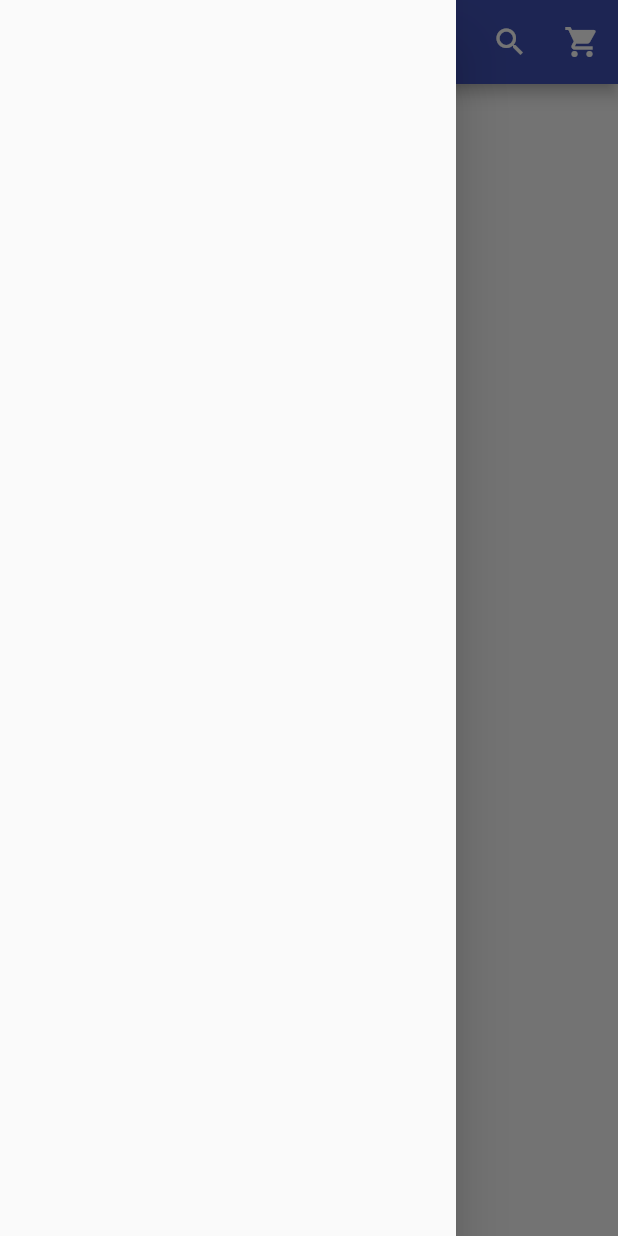
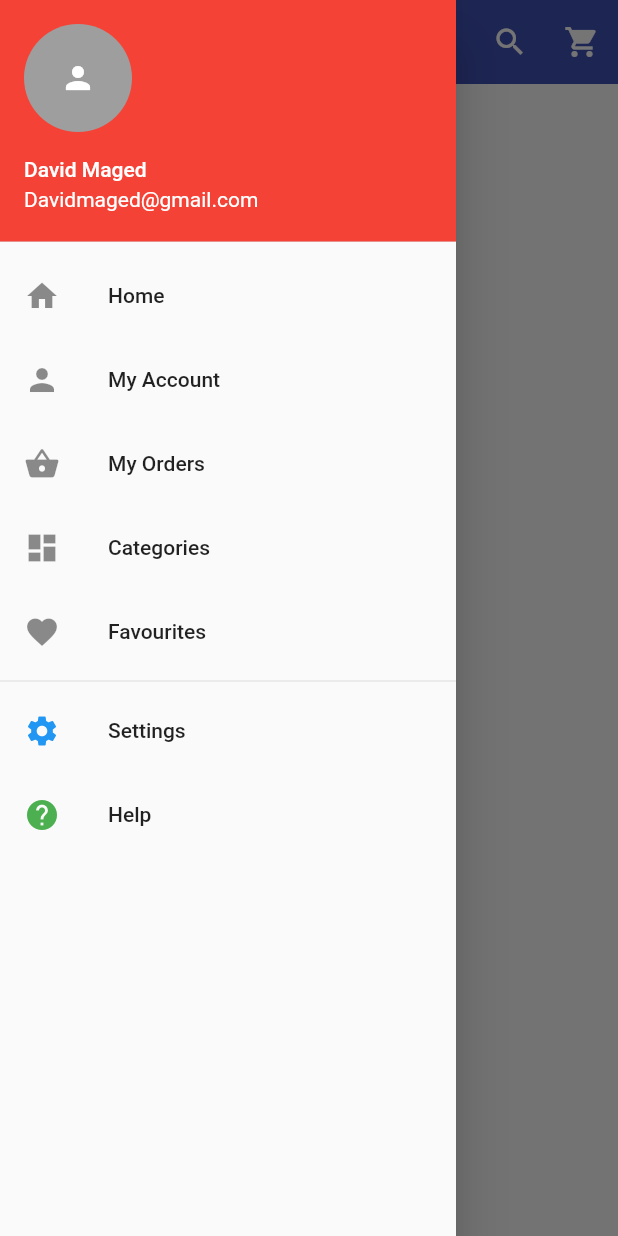
Before and after one commit to DavidMaged171/Gamni-E-commerce-App, a Flutter app: the screen it shows after launch, with the side drawer open, on a phone screen of 412 x 824 dp. Run offline on Flutter 3.47's test engine with Material 2 defaults, Android fonts, the phone set to English and light mode, and no system bars.

Commit message:
Added Drawer

```diff
--- /dev/null
+++ b/lib/customWidget/GamniDrawer.dart
@@ -0,0 +1,46 @@
+import 'package:flutter/material.dart';
+
+Widget GamniDrawer() {
+  return Drawer(
+    child: new ListView(
+      children: [
+        new UserAccountsDrawerHeader(
+          accountName: Text("David Maged"),
+          accountEmail: Text("Davidmaged@gmail.com"),
+          currentAccountPicture: GestureDetector(
+            child: new CircleAvatar(
+              backgroundColor: Colors.grey,
+              child: Icon(
+                Icons.person,
+                color: Colors.white,
+              ),
+            ),
+          ),
+          decoration: new BoxDecoration(
+            color: Colors.red,
+          ),
+        ),
+        DrawerInkWell(title: "Home",icon: Icon(Icons.home)),
+        DrawerInkWell(title: "My Account",icon: Icon(Icons.person)),
+        DrawerInkWell(title: "My Orders",icon: Icon(Icons.shopping_basket)),
+        DrawerInkWell(title: "Categories",icon: Icon(Icons.dashboard)),
+        DrawerInkWell(title: "Favourites",icon: Icon(Icons.favorite)),
+        Divider(
+          height: 10,
+        ),
+        DrawerInkWell(title: "Settings",icon: Icon(Icons.settings,color: Colors.blue,)),
+        DrawerInkWell(title: "Help",icon: Icon(Icons.help,color: Colors.green,))
+      ],
+    ),
+  );
+}
+
+Widget DrawerInkWell({String title, Icon icon}) {
+  return InkWell(
+    onTap: () {},
+    child: ListTile(
+      title: Text(title),
+      leading: icon,
+    ),
+  );
+}
--- a/lib/main.dart
+++ b/lib/main.dart
@@ -1,4 +1,5 @@
 import 'package:flutter/material.dart';
+import 'package:flutter_app/customWidget/GamniDrawer.dart';
 
 void main()
 {
@@ -22,6 +23,7 @@ class _HomePageState extends State<HomePage>
     {
       return Scaffold(
         appBar: new AppBar(
+          elevation: 0,
           title: Text('Gamni'),
           backgroundColor: Colors.indigo,
           actions: [
@@ -29,7 +31,7 @@ class _HomePageState extends State<HomePage>
             new IconButton(icon:Icon (Icons.shopping_cart,color: Colors.white,), onPressed: (){}),
           ],
         ),
-        drawer: Drawer()
+        drawer: GamniDrawer()
       );
     }
 
```
